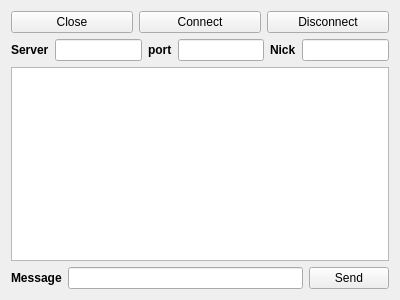
LorenzoBianconi/chat, file qChat/qchat.ui: the form before one commit.
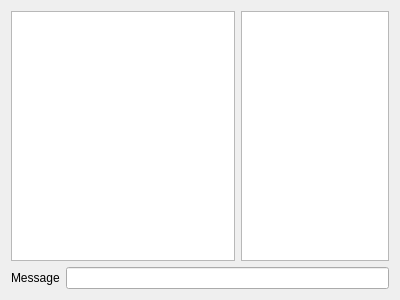
The form after the commit.

```diff
--- a/qChat/qchat.ui
+++ b/qChat/qchat.ui
@@ -14,113 +14,36 @@
    <string>qChat</string>
   </property>
   <layout class="QVBoxLayout" name="verticalLayout">
-   <item>
-    <layout class="QHBoxLayout" name="horizontalLayout_2">
-     <item>
-      <widget class="QPushButton" name="closeButton">
-       <property name="font">
-        <font>
-         <weight>50</weight>
-         <bold>false</bold>
-        </font>
-       </property>
-       <property name="text">
-        <string>Close</string>
-       </property>
-      </widget>
-     </item>
-     <item>
-      <widget class="QPushButton" name="connectButton">
-       <property name="font">
-        <font>
-         <weight>50</weight>
-         <bold>false</bold>
-        </font>
-       </property>
-       <property name="text">
-        <string>Connect</string>
-       </property>
-      </widget>
-     </item>
-     <item>
-      <widget class="QPushButton" name="disconnectButton">
-       <property name="font">
-        <font>
-         <weight>50</weight>
-         <bold>false</bold>
-        </font>
-       </property>
-       <property name="text">
-        <string>Disconnect</string>
-       </property>
-      </widget>
-     </item>
-    </layout>
-   </item>
-   <item>
-    <layout class="QHBoxLayout" name="horizontalLayout_4">
-     <item>
-      <widget class="QLabel" name="serverlabel">
-       <property name="font">
-        <font>
-         <weight>75</weight>
-         <bold>true</bold>
-        </font>
-       </property>
-       <property name="text">
-        <string>Server</string>
-       </property>
-      </widget>
-     </item>
-     <item>
-      <widget class="QLineEdit" name="serverEdit"/>
-     </item>
-     <item>
-      <widget class="QLabel" name="portlabel">
-       <property name="font">
-        <font>
-         <weight>75</weight>
-         <bold>true</bold>
-        </font>
-       </property>
-       <property name="text">
-        <string>port</string>
-       </property>
-      </widget>
-     </item>
-     <item>
-      <widget class="QLineEdit" name="portEdit"/>
-     </item>
-     <item>
-      <widget class="QLabel" name="nicklabel">
-       <property name="font">
-        <font>
-         <weight>75</weight>
-         <bold>true</bold>
-        </font>
-       </property>
-       <property name="text">
-        <string>Nick</string>
-       </property>
-      </widget>
-     </item>
-     <item>
-      <widget class="QLineEdit" name="nickEdit"/>
-     </item>
-    </layout>
-   </item>
-   <item>
-    <widget class="QTextEdit" name="textEdit"/>
-   </item>
    <item>
     <layout class="QHBoxLayout" name="horizontalLayout">
      <item>
+      <widget class="QTextEdit" name="textEdit">
+       <property name="readOnly">
+        <bool>true</bool>
+       </property>
+      </widget>
+     </item>
+     <item>
+      <widget class="QListWidget" name="userList">
+       <property name="maximumSize">
+        <size>
+         <width>180</width>
+         <height>16777215</height>
+        </size>
+       </property>
+      </widget>
+     </item>
+    </layout>
+   </item>
+   <item>
+    <layout class="QHBoxLayout" name="horizontalLayout_2">
+     <item>
       <widget class="QLabel" name="msglabel">
        <property name="font">
         <font>
-         <weight>75</weight>
+         <weight>50</weight>
          <italic>false</italic>
-         <bold>true</bold>
+         <bold>false</bold>
         </font>
        </property>
        <property name="text">
@@ -134,13 +57,6 @@
      <item>
       <widget class="QLineEdit" name="msgEdit"/>
      </item>
-     <item>
-      <widget class="QPushButton" name="sndButton">
-       <property name="text">
-        <string>Send</string>
-       </property>
-      </widget>
-     </item>
     </layout>
    </item>
   </layout>
```
Left out of the diff: 21 changed lines with no effect on the pictures.
